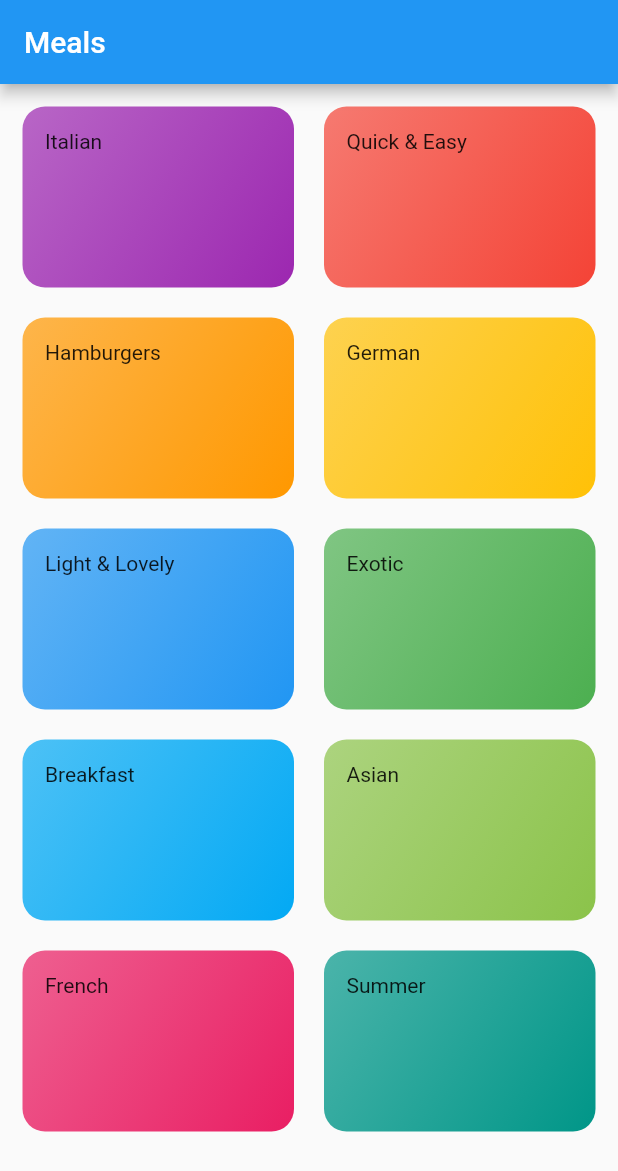
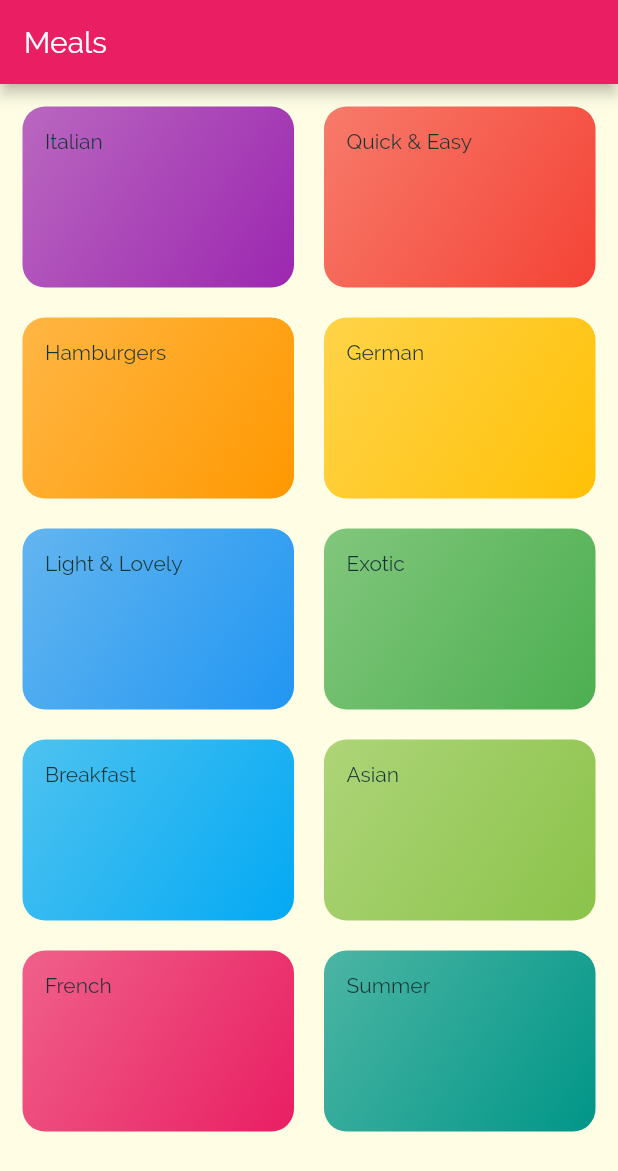
Before and after one commit to DeleMike/Meals, a Flutter app: the screen it shows after launch, on a phone screen of 412 x 824 dp. Shown: the top 1171 px of the screen. Run offline on Flutter 3.47's test engine with Material 2 defaults, Android fonts, the phone set to English and light mode, and no system bars.

```diff
--- a/lib/main.dart
+++ b/lib/main.dart
@@ -13,7 +13,20 @@ class MyApp extends StatelessWidget {
     return MaterialApp(
       title: 'Meals',
       theme: ThemeData(
-        primarySwatch: Colors.blue,
+        primarySwatch: Colors.pink,
+        accentColor: Colors.amber,
+        canvasColor: Color.fromRGBO(255, 254, 229, 1),
+        fontFamily: 'Raleway',
+        textTheme: ThemeData.light().textTheme.copyWith(
+          bodyText2: TextStyle(color: Color.fromRGBO(20, 51, 51, 1),
+          ),
+          bodyText1: TextStyle(color: Color.fromRGBO(20, 51, 51, 1),),
+          headline6: TextStyle(
+            fontSize: 20,
+            fontFamily: 'RobotoCondensed',
+            fontWeight: FontWeight.bold,
+          ),
+        ),
         visualDensity: VisualDensity.adaptivePlatformDensity,
       ),
       home: Categories(),
```
